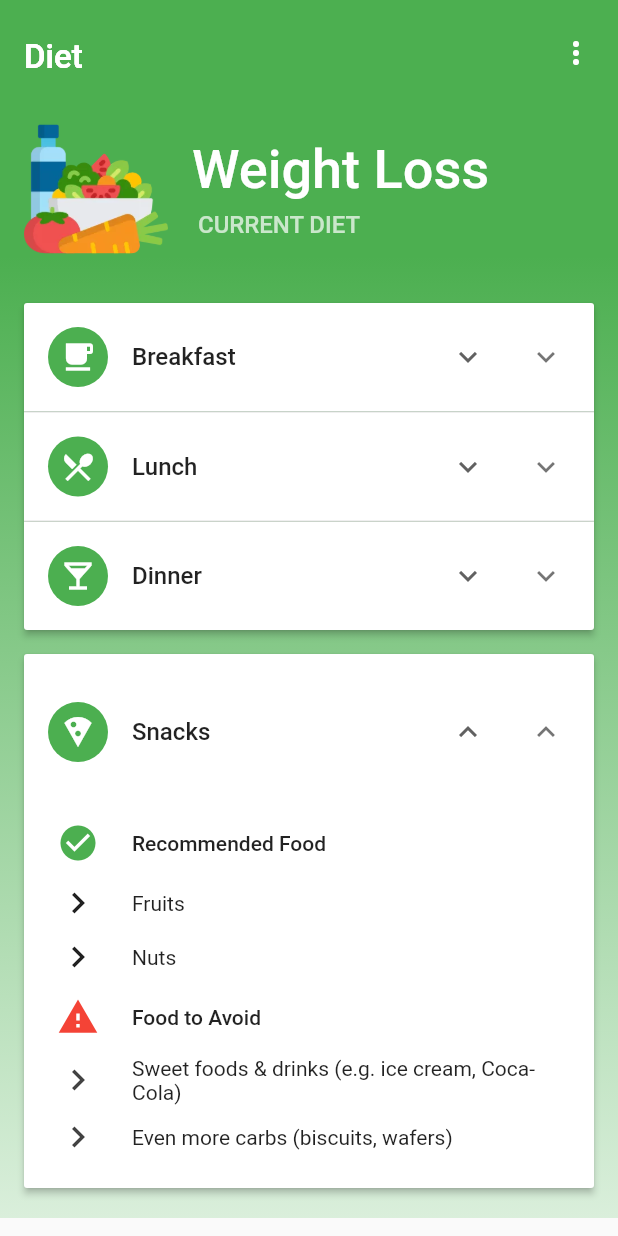
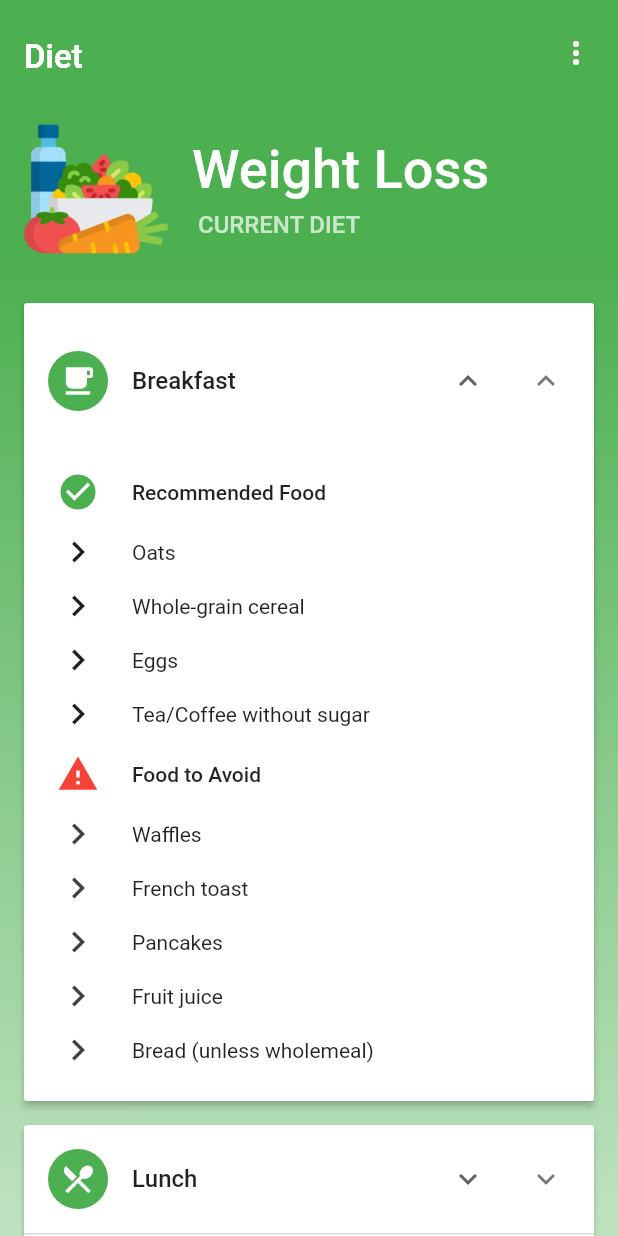
Before and after one commit to CZX123/Fit, a Flutter app: the DietScreen widget shown alone on an empty page, opened directly, after a tap on "Weight Loss", on a phone screen of 412 x 824 dp. Run offline on Flutter 3.47's test engine with Material 2 defaults, Android fonts, the phone set to English and light mode, and no system bars; our stand-ins replace flutter_local_notifications, shared_preferences; accounts and stored records are empty; Roboto replaces fonts that are missing (Renner*); statements that could not run were skipped.

Commit message:
Change to mealtime

```diff
--- a/lib/diet.dart
+++ b/lib/diet.dart
@@ -132,9 +132,9 @@ class DietScreenState extends State<DietScreen> {
 
   String get determineMealTime {
     TimeOfDay now = TimeOfDay.now();
-    if (3 < now.hour && now.hour < 10) return 'breakfast';
-    else if (10 < now.hour && now.hour < 2) return 'lunch';
-    else if (4 < now.hour && now.hour < 9) return 'dinner';
+    if (3 < now.hour && now.hour < 11) return 'breakfast';
+    else if (11 < now.hour && now.hour < 14) return 'lunch';
+    else if (16 < now.hour && now.hour < 23) return 'dinner';
     else return 'snacks';
   }
 
```
